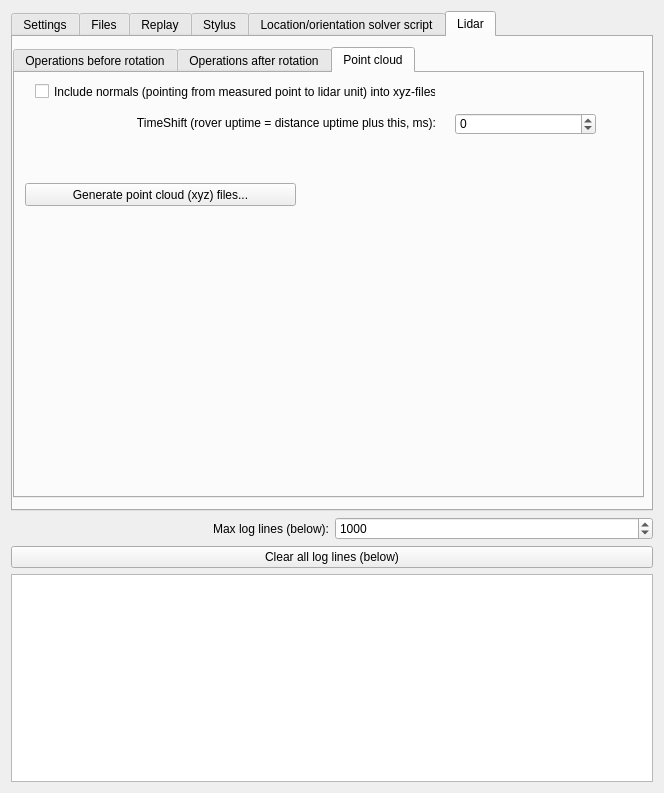
First picture: the form in postprocessform.ui, repository GNSS-Stylist/GNSS-Stylus, before the edit.
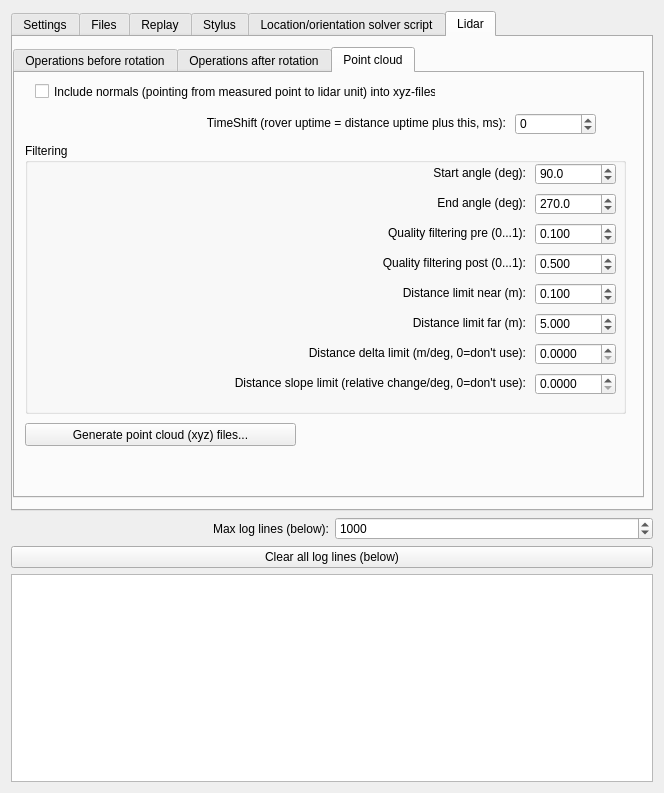
Second picture: the form after the edit. The open tabs and pages were chosen to show the change.

Commit message:
Added "slope" filtering (shallow angles)
Doesn't work too well, though. But leaving this for now and moving on.

Also:
- Added configurable filtering parameters to UI.
- Added saving/loading of transform matrix operations and filtering parameters to/from settings.

The edit to the form file:
```diff
--- a/postprocessform.ui
+++ b/postprocessform.ui
@@ -2172,7 +2172,7 @@
          <property name="geometry">
           <rect>
            <x>10</x>
-           <y>110</y>
+           <y>350</y>
            <width>271</width>
            <height>23</height>
           </rect>
@@ -2197,7 +2197,7 @@
         <widget class="QLabel" name="label_Lidar_PointCloud_TimeShift">
          <property name="geometry">
           <rect>
-           <x>10</x>
+           <x>80</x>
            <y>40</y>
            <width>411</width>
            <height>20</height>
@@ -2213,9 +2213,9 @@
         <widget class="QSpinBox" name="spinBox_Lidar_PointCloud_TimeShift">
          <property name="geometry">
           <rect>
-           <x>440</x>
+           <x>500</x>
            <y>40</y>
-           <width>141</width>
+           <width>81</width>
            <height>22</height>
           </rect>
          </property>
@@ -2226,6 +2226,347 @@
           <number>1000000000</number>
          </property>
         </widget>
+        <widget class="QGroupBox" name="groupBox_Lidar_PointCloud_Filtering">
+         <property name="geometry">
+          <rect>
+           <x>10</x>
+           <y>70</y>
+           <width>601</width>
+           <height>271</height>
+          </rect>
+         </property>
+         <property name="title">
+          <string>Filtering</string>
+         </property>
+         <widget class="QLabel" name="label_Lidar_PointCloud_Filtering_StartAngle">
+          <property name="geometry">
+           <rect>
+            <x>150</x>
+            <y>20</y>
+            <width>351</width>
+            <height>20</height>
+           </rect>
+          </property>
+          <property name="text">
+           <string>Start angle (deg):</string>
+          </property>
+          <property name="alignment">
+           <set>Qt::AlignRight|Qt::AlignTrailing|Qt::AlignVCenter</set>
+          </property>
+         </widget>
+         <widget class="QDoubleSpinBox" name="doubleSpinBox_Lidar_PointCloud_Filtering_StartAngle">
+          <property name="geometry">
+           <rect>
+            <x>510</x>
+            <y>20</y>
+            <width>81</width>
+            <height>22</height>
+           </rect>
+          </property>
+          <property name="decimals">
+           <number>1</number>
+          </property>
+          <property name="minimum">
+           <double>0.000000000000000</double>
+          </property>
+          <property name="maximum">
+           <double>360.000000000000000</double>
+          </property>
+          <property name="singleStep">
+           <double>1.000000000000000</double>
+          </property>
+          <property name="value">
+           <double>90.000000000000000</double>
+          </property>
+         </widget>
+         <widget class="QDoubleSpinBox" name="doubleSpinBox_Lidar_PointCloud_Filtering_EndAngle">
+          <property name="geometry">
+           <rect>
+            <x>510</x>
+            <y>50</y>
+            <width>81</width>
+            <height>22</height>
+           </rect>
+          </property>
+          <property name="decimals">
+           <number>1</number>
+          </property>
+          <property name="minimum">
+           <double>0.000000000000000</double>
+          </property>
+          <property name="maximum">
+           <double>360.000000000000000</double>
+          </property>
+          <property name="singleStep">
+           <double>1.000000000000000</double>
+          </property>
+          <property name="value">
+           <double>270.000000000000000</double>
+          </property>
+         </widget>
+         <widget class="QLabel" name="label_Lidar_PointCloud_Filtering_EndAngle">
+          <property name="geometry">
+           <rect>
+            <x>150</x>
+            <y>50</y>
+            <width>351</width>
+            <height>20</height>
+           </rect>
+          </property>
+          <property name="text">
+           <string>End angle (deg):</string>
+          </property>
+          <property name="alignment">
+           <set>Qt::AlignRight|Qt::AlignTrailing|Qt::AlignVCenter</set>
+          </property>
+         </widget>
+         <widget class="QLabel" name="label_Lidar_PointCloud_Filtering_Quality_Pre">
+          <property name="geometry">
+           <rect>
+            <x>150</x>
+            <y>80</y>
+            <width>351</width>
+            <height>20</height>
+           </rect>
+          </property>
+          <property name="text">
+           <string>Quality filtering pre (0...1):</string>
+          </property>
+          <property name="alignment">
+           <set>Qt::AlignRight|Qt::AlignTrailing|Qt::AlignVCenter</set>
+          </property>
+         </widget>
+         <widget class="QDoubleSpinBox" name="doubleSpinBox_Lidar_PointCloud_Filtering_Quality_Pre">
+          <property name="geometry">
+           <rect>
+            <x>510</x>
+            <y>80</y>
+            <width>81</width>
+            <height>22</height>
+           </rect>
+          </property>
+          <property name="decimals">
+           <number>3</number>
+          </property>
+          <property name="minimum">
+           <double>0.000000000000000</double>
+          </property>
+          <property name="maximum">
+           <double>1.000000000000000</double>
+          </property>
+          <property name="singleStep">
+           <double>0.100000000000000</double>
+          </property>
+          <property name="value">
+           <double>0.100000000000000</double>
+          </property>
+         </widget>
+         <widget class="QDoubleSpinBox" name="doubleSpinBox_Lidar_PointCloud_Filtering_Quality_Post">
+          <property name="geometry">
+           <rect>
+            <x>510</x>
+            <y>110</y>
+            <width>81</width>
+            <height>22</height>
+           </rect>
+          </property>
+          <property name="decimals">
+           <number>3</number>
+          </property>
+          <property name="minimum">
+           <double>0.000000000000000</double>
+          </property>
+          <property name="maximum">
+           <double>1.000000000000000</double>
+          </property>
+          <property name="singleStep">
+           <double>0.100000000000000</double>
+          </property>
+          <property name="value">
+           <double>0.500000000000000</double>
+          </property>
+         </widget>
+         <widget class="QLabel" name="label_Lidar_PointCloud_Filtering_Quality_Post">
+          <property name="geometry">
+           <rect>
+            <x>150</x>
+            <y>110</y>
+            <width>351</width>
+            <height>20</height>
+           </rect>
+          </property>
+          <property name="text">
+           <string>Quality filtering post (0...1):</string>
+          </property>
+          <property name="alignment">
+           <set>Qt::AlignRight|Qt::AlignTrailing|Qt::AlignVCenter</set>
+          </property>
+         </widget>
+         <widget class="QLabel" name="label_Lidar_PointCloud_Filtering_Distance_Near">
+          <property name="geometry">
+           <rect>
+            <x>150</x>
+            <y>140</y>
+            <width>351</width>
+            <height>20</height>
+           </rect>
+          </property>
+          <property name="text">
+           <string>Distance limit near (m):</string>
+          </property>
+          <property name="alignment">
+           <set>Qt::AlignRight|Qt::AlignTrailing|Qt::AlignVCenter</set>
+          </property>
+         </widget>
+         <widget class="QDoubleSpinBox" name="doubleSpinBox_Lidar_PointCloud_Filtering_DistanceLimit_Near">
+          <property name="geometry">
+           <rect>
+            <x>510</x>
+            <y>140</y>
+            <width>81</width>
+            <height>22</height>
+           </rect>
+          </property>
+          <property name="decimals">
+           <number>3</number>
+          </property>
+          <property name="minimum">
+           <double>0.001000000000000</double>
+          </property>
+          <property name="maximum">
+           <double>100.000000000000000</double>
+          </property>
+          <property name="singleStep">
+           <double>0.010000000000000</double>
+          </property>
+          <property name="value">
+           <double>0.100000000000000</double>
+          </property>
+         </widget>
+         <widget class="QDoubleSpinBox" name="doubleSpinBox_Lidar_PointCloud_Filtering_DistanceLimit_Far">
+          <property name="geometry">
+           <rect>
+            <x>510</x>
+            <y>170</y>
+            <width>81</width>
+            <height>22</height>
+           </rect>
+          </property>
+          <property name="decimals">
+           <number>3</number>
+          </property>
+          <property name="minimum">
+           <double>0.001000000000000</double>
+          </property>
+          <property name="maximum">
+           <double>100.000000000000000</double>
+          </property>
+          <property name="singleStep">
+           <double>1.000000000000000</double>
+          </property>
+          <property name="value">
+           <double>5.000000000000000</double>
+          </property>
+         </widget>
+         <widget class="QLabel" name="label_Lidar_PointCloud_Filtering_Distance_Far">
+          <property name="geometry">
+           <rect>
+            <x>150</x>
+            <y>170</y>
+            <width>351</width>
+            <height>20</height>
+           </rect>
+          </property>
+          <property name="text">
+           <string>Distance limit far (m):</string>
+          </property>
+          <property name="alignment">
+           <set>Qt::AlignRight|Qt::AlignTrailing|Qt::AlignVCenter</set>
+          </property>
+         </widget>
+         <widget class="QLabel" name="label_Lidar_PointCloud_Filtering_DistanceDelta">
+          <property name="geometry">
+           <rect>
+            <x>150</x>
+            <y>200</y>
+            <width>351</width>
+            <height>20</height>
+           </rect>
+          </property>
+          <property name="text">
+           <string>Distance delta limit (m/deg, 0=don't use):</string>
+          </property>
+          <property name="alignment">
+           <set>Qt::AlignRight|Qt::AlignTrailing|Qt::AlignVCenter</set>
+          </property>
+         </widget>
+         <widget class="QDoubleSpinBox" name="doubleSpinBox_Lidar_PointCloud_Filtering_DistanceDeltaLimit">
+          <property name="geometry">
+           <rect>
+            <x>510</x>
+            <y>200</y>
+            <width>81</width>
+            <height>22</height>
+           </rect>
+          </property>
+          <property name="decimals">
+           <number>4</number>
+          </property>
+          <property name="minimum">
+           <double>0.000000000000000</double>
+          </property>
+          <property name="maximum">
+           <double>100.000000000000000</double>
+          </property>
+          <property name="singleStep">
+           <double>0.100000000000000</double>
+          </property>
+          <property name="value">
+           <double>0.000000000000000</double>
+          </property>
+         </widget>
+         <widget class="QDoubleSpinBox" name="doubleSpinBox_Lidar_PointCloud_Filtering_RelativeDistanceSlopeLimit">
+          <property name="geometry">
+           <rect>
+            <x>510</x>
+            <y>230</y>
+            <width>81</width>
+            <height>22</height>
+           </rect>
+          </property>
+          <property name="decimals">
+           <number>4</number>
+          </property>
+          <property name="minimum">
+           <double>0.000000000000000</double>
+          </property>
+          <property name="maximum">
+           <double>100.000000000000000</double>
+          </property>
+          <property name="singleStep">
+           <double>0.100000000000000</double>
+          </property>
+          <property name="value">
+           <double>0.000000000000000</double>
+          </property>
+         </widget>
+         <widget class="QLabel" name="label_Lidar_PointCloud_Filtering_RelativeDistanceSlope">
+          <property name="geometry">
+           <rect>
+            <x>150</x>
+            <y>230</y>
+            <width>351</width>
+            <height>20</height>
+           </rect>
+          </property>
+          <property name="text">
+           <string>Distance slope limit (relative change/deg, 0=don't use):</string>
+          </property>
+          <property name="alignment">
+           <set>Qt::AlignRight|Qt::AlignTrailing|Qt::AlignVCenter</set>
+          </property>
+         </widget>
+        </widget>
        </widget>
       </widget>
      </widget>
```
Left out of the diff: 2 changed lines with no effect on the pictures. The commit also changes 4 other files.
